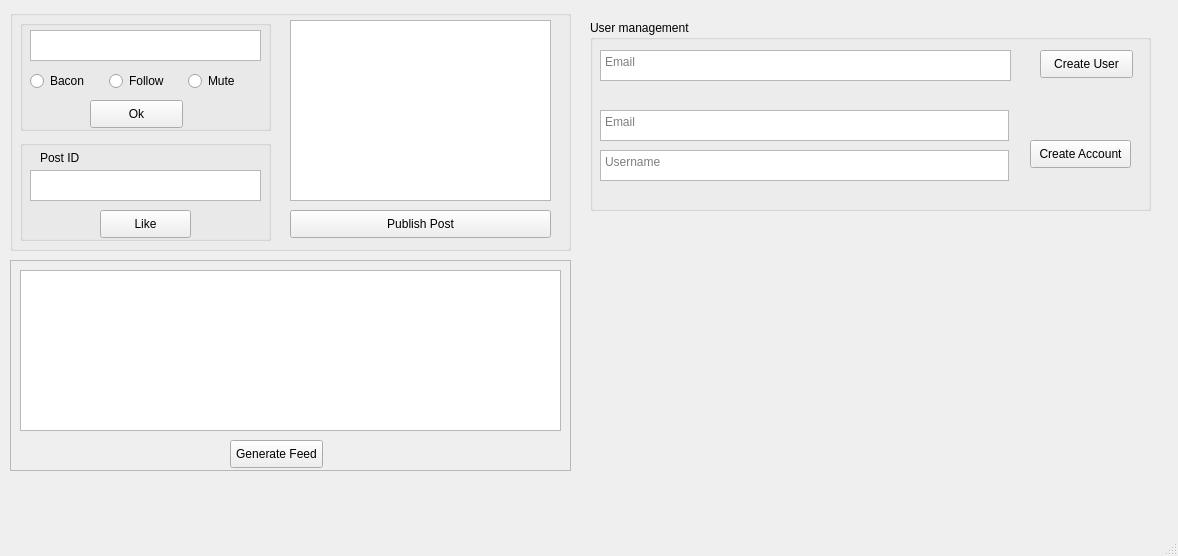
First picture: the form in main.ui, repository fafonse/social_sql, before the edit.
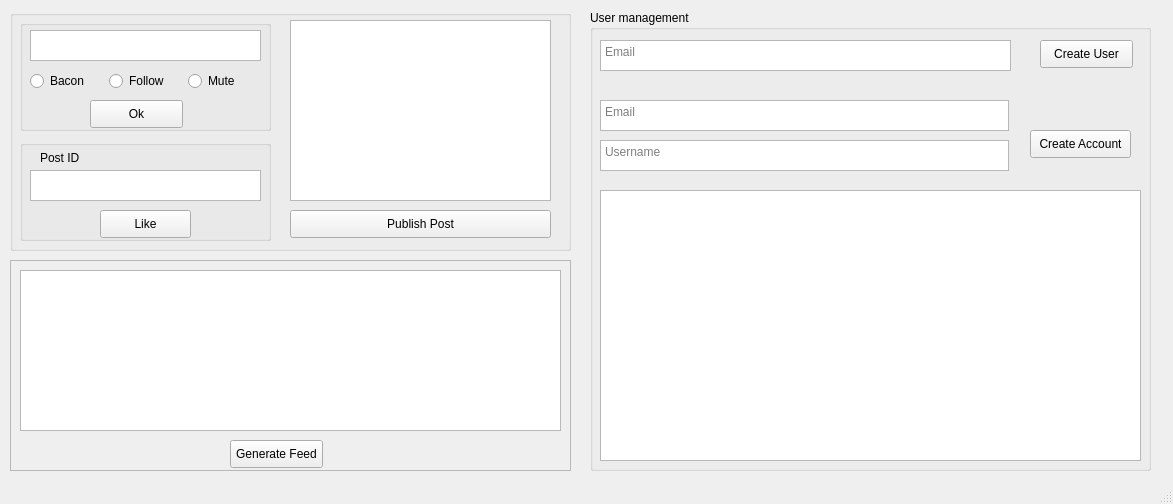
Second picture: the form after the edit.

What changed in the file:
```diff
--- a/main.ui
+++ b/main.ui
@@ -6,8 +6,8 @@
    <rect>
     <x>0</x>
     <y>0</y>
-    <width>1178</width>
-    <height>556</height>
+    <width>1173</width>
+    <height>504</height>
    </rect>
   </property>
   <property name="windowTitle">
@@ -211,9 +211,9 @@
     <property name="geometry">
      <rect>
       <x>590</x>
-      <y>20</y>
+      <y>10</y>
       <width>561</width>
-      <height>191</height>
+      <height>461</height>
      </rect>
     </property>
     <property name="title">
@@ -293,6 +293,19 @@
       <string>Username</string>
      </property>
     </widget>
+    <widget class="QPlainTextEdit" name="TerminalOutput">
+     <property name="geometry">
+      <rect>
+       <x>10</x>
+       <y>180</y>
+       <width>541</width>
+       <height>271</height>
+      </rect>
+     </property>
+     <property name="readOnly">
+      <bool>true</bool>
+     </property>
+    </widget>
    </widget>
   </widget>
   <widget class="QStatusBar" name="statusbar"/>
```
Left out of the diff: 5 changed lines with no effect on the pictures.
